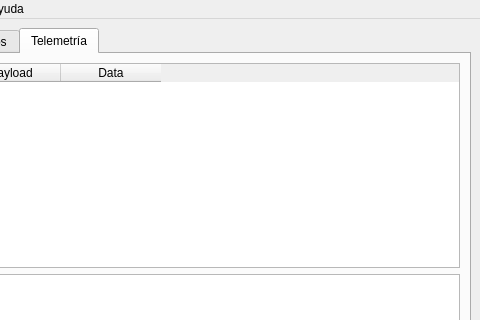
The window that gsRemote/forms/Console.ui (spel-uchile/gsSuchai) describes before a commit, drawn with Qt 5; both pictures show x 160 to 640 and y 0 to 320 of the 640 by 521 pixel window.
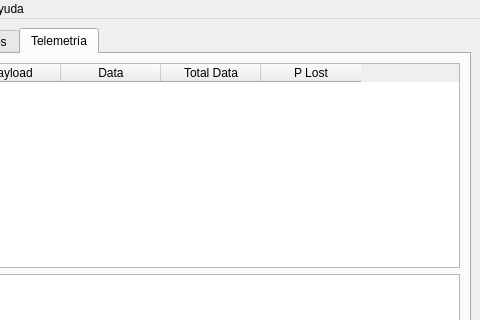
The same window after the commit. The open tabs and pages were chosen to show the change. Icons and pictures are not drawn.

```diff
--- a/gsRemote/forms/Console.ui
+++ b/gsRemote/forms/Console.ui
@@ -400,6 +400,16 @@
             <string>Data</string>
            </property>
           </column>
+          <column>
+           <property name="text">
+            <string>Total Data</string>
+           </property>
+          </column>
+          <column>
+           <property name="text">
+            <string>P Lost</string>
+           </property>
+          </column>
          </widget>
         </item>
        </layout>
```
Left out of the diff: 20 changed lines with no effect on the pictures.
